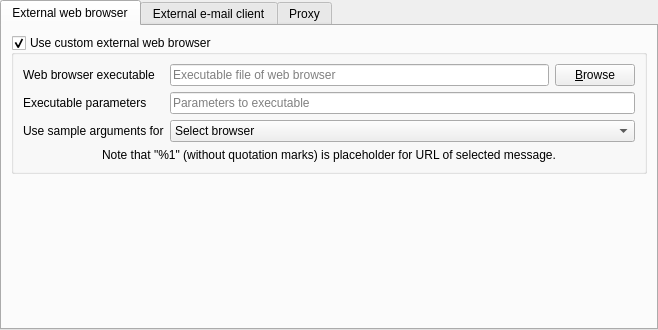
First picture: the form in src/gui/settings/settingsbrowsermail.ui, repository martinrotter/textosaurus, before the edit.
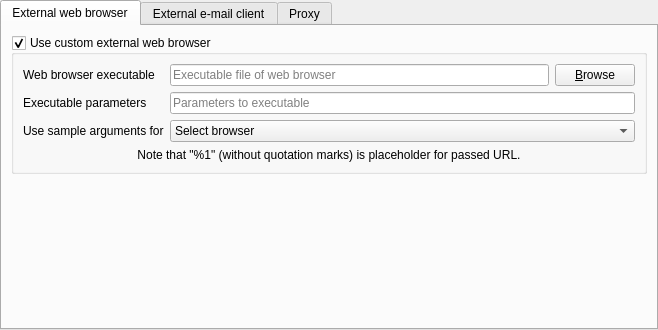
Second picture: the form after the edit.

```diff
--- a/src/gui/settings/settingsbrowsermail.ui
+++ b/src/gui/settings/settingsbrowsermail.ui
@@ -112,7 +112,7 @@
           <item row="3" column="0" colspan="2">
            <widget class="QLabel" name="label">
             <property name="text">
-             <string>Note that &quot;%1&quot; (without quotation marks) is placeholder for URL of selected message.</string>
+             <string>Note that &quot;%1&quot; (without quotation marks) is placeholder for passed URL.</string>
             </property>
             <property name="alignment">
              <set>Qt::AlignCenter</set>
```
Left out of the diff: 4 changed lines with no effect on the pictures.
